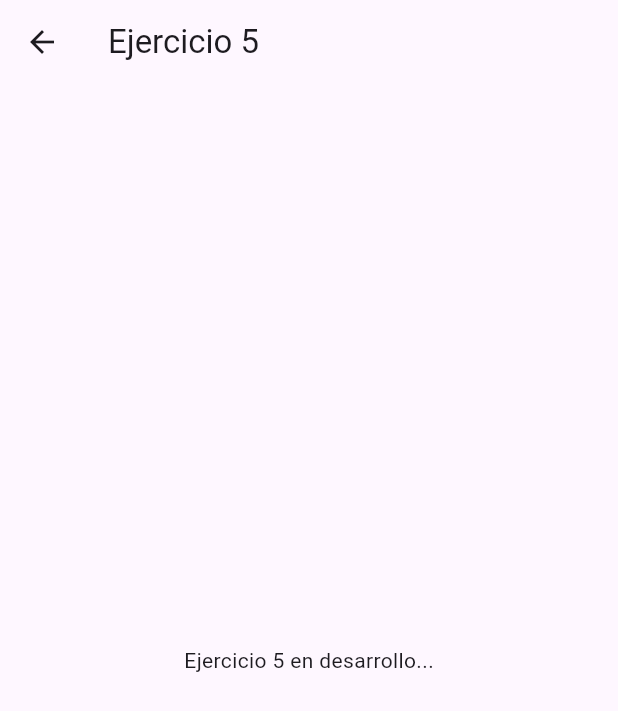
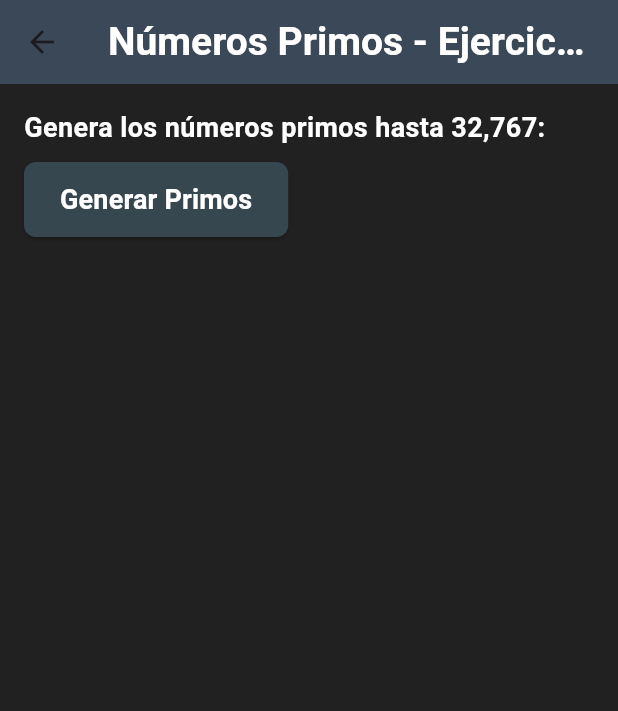
Before and after one commit to Alex-Trejo/Tarea_1.2_Moviles_Desarrollo_de_una_aplicaci-n_m-vil_de_controles_b-sicos, a Flutter app: the screen it shows after launch, after a tap on "Ejercicio 5", on a phone screen of 412 x 824 dp. Shown: the top 711 px of the screen. Run offline on Flutter 3.47's test engine with Material 3 defaults, Android fonts, the phone set to English and light mode, and no system bars.

Commit message:
Ejercicio 5 v 1.0.0

```diff
--- /dev/null
+++ b/tarea_moviles_controles_basicos/lib/logica/logica_ejercicio5_primos.dart
@@ -0,0 +1,18 @@
+List<int> generarNumerosPrimos() {
+  List<int> primos = [];
+
+  for (int numero = 3; numero <= 32767; numero++) {
+    bool esPrimo = true;
+    for (int divisor = 2; divisor < numero; divisor++) {
+      if (numero % divisor == 0) {
+        esPrimo = false;
+        break;
+      }
+    }
+    if (esPrimo) {
+      primos.add(numero);
+    }
+  }
+
+  return primos;
+}
--- /dev/null
+++ b/tarea_moviles_controles_basicos/lib/pages/ejercicio_5_page.dart
@@ -0,0 +1,142 @@
+import 'package:flutter/material.dart';
+import '../logica/logica_ejercicio5_primos.dart'; // Importar la lógica para generar números primos
+
+class Ejercicio5Page extends StatefulWidget {
+  const Ejercicio5Page({super.key});
+
+  @override
+  _Ejercicio5PageState createState() => _Ejercicio5PageState();
+}
+
+class _Ejercicio5PageState extends State<Ejercicio5Page> {
+  List<int> _numerosPrimos = [];
+  bool _isLoading = false;
+  String _errorMessage = ''; // Para manejar posibles errores
+
+  void _generarPrimos() {
+    setState(() {
+      _isLoading = true; // Activar estado de carga
+      _errorMessage = ''; // Limpiar mensajes de error previos
+      _numerosPrimos = []; // Reiniciar la lista de números primos
+    });
+
+    // Generar números primos (con retardo simulado)
+    Future.delayed(const Duration(seconds: 2), () {
+      try {
+        final primos = generarNumerosPrimos();
+        if (primos.isEmpty) {
+          throw Exception('No se pudieron generar los números primos.');
+        }
+        setState(() {
+          _numerosPrimos = primos;
+          _isLoading = false; // Finalizar estado de carga
+        });
+      } catch (e) {
+        setState(() {
+          _isLoading = false;
+          _errorMessage = 'Error al generar números primos: $e'; // Mostrar error
+        });
+      }
+    });
+  }
+
+  @override
+  Widget build(BuildContext context) {
+    return Scaffold(
+      backgroundColor: Colors.grey[900], // Fondo oscuro suave
+      appBar: AppBar(
+        title: const Text(
+          'Números Primos - Ejercicio 5',
+          style: TextStyle(
+            fontFamily: 'Roboto',
+            fontWeight: FontWeight.bold,
+            fontSize: 26,
+            color: Colors.white,
+          ),
+        ),
+        backgroundColor: Colors.blueGrey[800],
+        elevation: 4,
+      ),
+      body: Padding(
+        padding: const EdgeInsets.all(16.0),
+        child: Column(
+          crossAxisAlignment: CrossAxisAlignment.start,
+          children: [
+            const Text(
+              'Genera los números primos hasta 32,767:',
+              style: TextStyle(
+                fontSize: 18,
+                fontWeight: FontWeight.bold,
+                color: Colors.white,
+              ),
+            ),
+            const SizedBox(height: 10),
+            ElevatedButton(
+              onPressed: _generarPrimos,
+              style: ElevatedButton.styleFrom(
+                backgroundColor: Colors.blueGrey[800],
+                padding: const EdgeInsets.symmetric(vertical: 12, horizontal: 24),
+                shape: RoundedRectangleBorder(
+                  borderRadius: BorderRadius.circular(8.0),
+                ),
+              ),
+              child: const Text(
+                'Generar Primos',
+                style: TextStyle(
+                  fontSize: 18,
+                  fontWeight: FontWeight.bold,
+                  color: Colors.white,
+                ),
+              ),
+            ),
+            const SizedBox(height: 30),
+            _isLoading
+                ? const Center(child: CircularProgressIndicator()) // Mostrar carga mientras se generan los primos
+                : _errorMessage.isNotEmpty
+                    ? Center(
+                        child: Text(
+                          _errorMessage,
+                          style: const TextStyle(
+                            color: Colors.red,
+                            fontSize: 16,
+                            fontWeight: FontWeight.bold,
+                          ),
+                        ),
+                      )
+                    : Expanded(
+                        child: GridView.builder(
+                          gridDelegate: const SliverGridDelegateWithFixedCrossAxisCount(
+                            crossAxisCount: 4, // Mostrar 4 columnas
+                            crossAxisSpacing: 8.0,
+                            mainAxisSpacing: 8.0,
+                            childAspectRatio: 1.5, // Relación de aspecto ajustada
+                          ),
+                          itemCount: _numerosPrimos.length,
+                          itemBuilder: (context, index) {
+                            final primo = _numerosPrimos[index];
+                            return Card(
+                              shape: RoundedRectangleBorder(
+                                borderRadius: BorderRadius.circular(8.0),
+                              ),
+                              elevation: 4.0,
+                              color: Colors.blueGrey[700],
+                              child: Center(
+                                child: Text(
+                                  primo.toString(),
+                                  style: const TextStyle(
+                                    color: Colors.white,
+                                    fontSize: 16,
+                                    fontWeight: FontWeight.bold,
+                                  ),
+                                ),
+                              ),
+                            );
+                          },
+                        ),
+                      ),
+          ],
+        ),
+      ),
+    );
+  }
+}
--- a/tarea_moviles_controles_basicos/lib/pages/home_page.dart
+++ b/tarea_moviles_controles_basicos/lib/pages/home_page.dart
@@ -3,6 +3,7 @@ import 'ejercicio_1_page.dart';
 import 'ejercicio_2_page.dart';
 import 'ejercicio_3_page.dart';
 import 'ejercicio_4_page.dart';
+import 'ejercicio_5_page.dart';
 
 class HomePage extends StatelessWidget {
   const HomePage({Key? key}) : super(key: key);
@@ -73,10 +74,7 @@ class HomePage extends StatelessWidget {
                   title: 'Ejercicio 5',
                   description: 'Numeros primos',
                   icon: Icons.functions,
-                  page: Scaffold(
-                    appBar: AppBar(title: const Text('Ejercicio 5')),
-                    body: const Center(child: Text('Ejercicio 5 en desarrollo...')),
-                  ),
+                  page: Ejercicio5Page(),
                 ),
               ],
             ),
```
